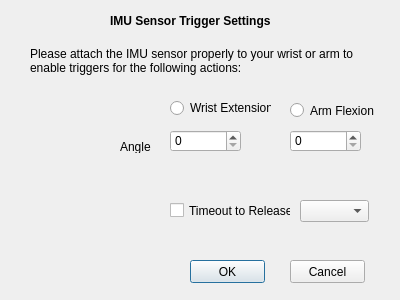
This is POML060_v1/imudialog.ui in viniltc/POML060 as Qt 5 draws it before an edit. The edited form follows.
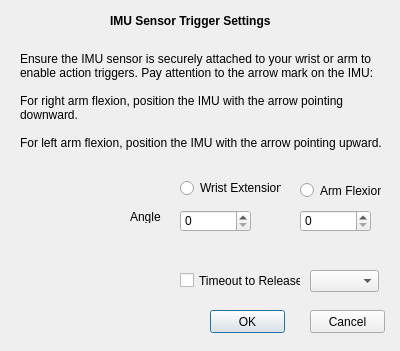
This is the edited form.

Commit message: Modified the isntruction label on the IMU dialog

Diff of the .ui file:
```diff
--- a/POML060_v1/imudialog.ui
+++ b/POML060_v1/imudialog.ui
@@ -7,7 +7,7 @@
     <x>0</x>
     <y>0</y>
     <width>400</width>
-    <height>300</height>
+    <height>351</height>
    </rect>
   </property>
   <property name="windowTitle">
@@ -16,8 +16,8 @@
   <widget class="QRadioButton" name="radioButton">
    <property name="geometry">
     <rect>
-     <x>170</x>
-     <y>100</y>
+     <x>180</x>
+     <y>180</y>
      <width>101</width>
      <height>16</height>
     </rect>
@@ -29,9 +29,9 @@
   <widget class="QRadioButton" name="radioButton_2">
    <property name="geometry">
     <rect>
-     <x>290</x>
-     <y>100</y>
-     <width>101</width>
+     <x>300</x>
+     <y>180</y>
+     <width>81</width>
      <height>21</height>
     </rect>
    </property>
@@ -42,8 +42,8 @@
   <widget class="QLabel" name="label">
    <property name="geometry">
     <rect>
-     <x>120</x>
-     <y>140</y>
+     <x>130</x>
+     <y>210</y>
      <width>47</width>
      <height>13</height>
     </rect>
@@ -74,8 +74,8 @@
   <widget class="QCheckBox" name="checkBox">
    <property name="geometry">
     <rect>
-     <x>170</x>
-     <y>200</y>
+     <x>180</x>
+     <y>270</y>
      <width>121</width>
      <height>21</height>
     </rect>
@@ -87,8 +87,8 @@
   <widget class="QSpinBox" name="spinBox_2">
    <property name="geometry">
     <rect>
-     <x>170</x>
-     <y>130</y>
+     <x>180</x>
+     <y>210</y>
      <width>71</width>
      <height>22</height>
     </rect>
@@ -97,8 +97,8 @@
   <widget class="QSpinBox" name="spinBox_3">
    <property name="geometry">
     <rect>
-     <x>290</x>
-     <y>130</y>
+     <x>300</x>
+     <y>210</y>
      <width>71</width>
      <height>22</height>
     </rect>
@@ -107,8 +107,8 @@
   <widget class="QComboBox" name="comboBox">
    <property name="geometry">
     <rect>
-     <x>300</x>
-     <y>200</y>
+     <x>310</x>
+     <y>270</y>
      <width>69</width>
      <height>22</height>
     </rect>
@@ -117,8 +117,8 @@
   <widget class="QPushButton" name="pushButton">
    <property name="geometry">
     <rect>
-     <x>190</x>
-     <y>260</y>
+     <x>210</x>
+     <y>310</y>
      <width>75</width>
      <height>23</height>
     </rect>
@@ -130,8 +130,8 @@
   <widget class="QPushButton" name="pushButton_2">
    <property name="geometry">
     <rect>
-     <x>290</x>
-     <y>260</y>
+     <x>310</x>
+     <y>310</y>
      <width>75</width>
      <height>23</height>
     </rect>
@@ -143,14 +143,18 @@
   <widget class="QLabel" name="label_3">
    <property name="geometry">
     <rect>
-     <x>30</x>
-     <y>40</y>
-     <width>351</width>
-     <height>41</height>
+     <x>20</x>
+     <y>50</y>
+     <width>371</width>
+     <height>101</height>
     </rect>
    </property>
    <property name="text">
-    <string>Please attach the IMU sensor properly to your wrist or arm to enable triggers for the following actions:</string>
+    <string>Ensure the IMU sensor is securely attached to your wrist or arm to enable action triggers. Pay attention to the arrow mark on the IMU:
+
+For right arm flexion, position the IMU with the arrow pointing downward.
+
+For left arm flexion, position the IMU with the arrow pointing upward.</string>
    </property>
    <property name="wordWrap">
     <bool>true</bool>
```
The commit also changes 3 other files.
